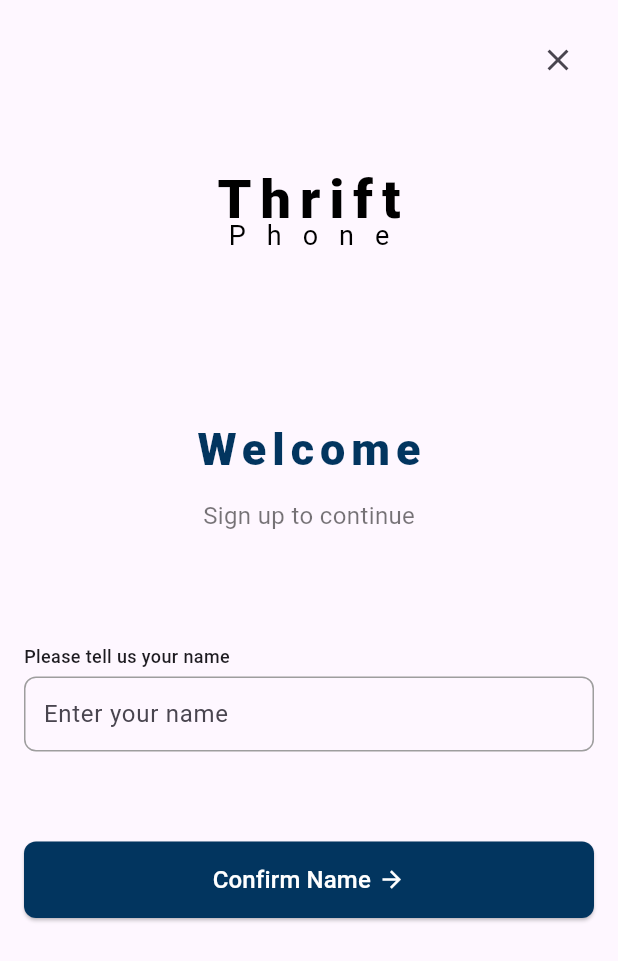
After one commit to preetiGusain/thrift_phone, a Flutter app: the ConfirmNameScreen screen opened by its route, on a phone screen of 412 x 824 dp. The commit adds this screen. Shown: the top 961 px of the screen. Run offline on Flutter 3.47's test engine with Material 3 defaults, Android fonts, the phone set to English and light mode, and no system bars; our stand-ins replace carousel_slider, firebase_auth, firebase_core, smooth_page_indicator; accounts and stored records are empty.

Commit message:
Added a confirm name screen

```diff
--- a/lib/main.dart
+++ b/lib/main.dart
@@ -1,5 +1,6 @@
 import 'package:firebase_core/firebase_core.dart';
 import 'package:flutter/material.dart';
+import 'package:phone_thrift/screens/authentication/confirm_name_screen.dart';
 import 'package:phone_thrift/screens/authentication/login_screen.dart';
 import 'package:phone_thrift/screens/authentication/otp_screen.dart';
 import 'package:phone_thrift/screens/homescreen/home_screen.dart';
@@ -25,6 +26,7 @@ class MyApp extends StatelessWidget {
         '/home': (context) => const HomeScreen(),
         '/login': (context) => const LoginScreen(),
         '/otp': (context) => const OtpScreen(verificationId: '', phoneNumber: '',),
+        '/name': (context) => ConfirmNameScreen(),
       },
     );
   }
--- /dev/null
+++ b/lib/screens/authentication/confirm_name_screen.dart
@@ -0,0 +1,164 @@
+import 'package:flutter/material.dart';
+
+class ConfirmNameScreen extends StatelessWidget {
+  ConfirmNameScreen({super.key});
+
+  final TextEditingController nameController = TextEditingController();
+
+  @override
+  Widget build(BuildContext context) {
+    return Scaffold(
+      body: SafeArea(
+        child: SingleChildScrollView(
+          child: Padding(
+            padding: const EdgeInsets.all(16.0),
+            child: Column(
+              crossAxisAlignment: CrossAxisAlignment.start,
+              children: [
+                // Close button
+                Align(
+                  alignment: Alignment.topRight,
+                  child: IconButton(
+                    icon: const Icon(Icons.close),
+                    onPressed: () {
+                      Navigator.pop(context);
+                    },
+                  ),
+                ),
+
+                const SizedBox(height: 60),
+                // Title
+                const Center(
+                  child: Column(
+                    mainAxisSize: MainAxisSize.min,
+                    children: [
+                      Text(
+                        'Thrift',
+                        style: TextStyle(
+                          fontSize: 36,
+                          fontWeight: FontWeight.w900,
+                          color: Colors.black,
+                          letterSpacing: 6.0,
+                          height: 0.5,
+                        ),
+                      ),
+                      SizedBox(height: 2),
+                      Text(
+                        'Phone',
+                        style: TextStyle(
+                          fontSize: 18,
+                          color: Colors.black,
+                          letterSpacing: 14.0,
+                        ),
+                      ),
+                    ],
+                  ),
+                ),
+
+                const SizedBox(height: 100),
+                const Center(
+                  child: Column(
+                    mainAxisSize: MainAxisSize.min,
+                    children: [
+                      Text(
+                        'Welcome',
+                        style: TextStyle(
+                          fontSize: 30,
+                          fontWeight: FontWeight.w900,
+                          color: Color.fromARGB(255, 2, 53, 95),
+                          letterSpacing: 4.0,
+                          height: 2,
+                        ),
+                      ),
+                      SizedBox(height: 2),
+                      Text(
+                        'Sign up to continue',
+                        style: TextStyle(fontSize: 16, color: Colors.black54),
+                      ),
+                    ],
+                  ),
+                ),
+
+                const SizedBox(height: 80),
+
+                // Name label
+                const Text(
+                  'Please tell us your name',
+                  style: TextStyle(
+                      fontSize: 12, fontWeight: FontWeight.w500, height: 0.5),
+                ),
+
+                const SizedBox(height: 10),
+
+                // Name input
+                Container(
+                  decoration: BoxDecoration(
+                    border: Border.all(color: Colors.grey),
+                    borderRadius: BorderRadius.circular(8),
+                  ),
+                  child: TextField(
+                    controller: nameController,
+                    decoration: const InputDecoration(
+                      hintText: 'Enter your name',
+                      border: InputBorder.none,
+                      contentPadding: EdgeInsets.symmetric(horizontal: 12),
+                    ),
+                  ),
+                ),
+
+                const SizedBox(height: 60),
+
+                // Confirm Name Button
+                SizedBox(
+                  width: double.infinity,
+                  child: ElevatedButton(
+                    onPressed: () {
+                      if (nameController.text.isEmpty) {
+                        ScaffoldMessenger.of(context).showSnackBar(
+                          const SnackBar(
+                            content: Text('Please enter your name.'),
+                          ),
+                        );
+                      } else {
+                        Navigator.pushNamedAndRemoveUntil(
+                          context,
+                          '/home',
+                          (route) => false,
+                        );
+                      }
+                    },
+                    style: ElevatedButton.styleFrom(
+                      backgroundColor: const Color.fromARGB(255, 2, 53, 95),
+                      padding: const EdgeInsets.symmetric(vertical: 14),
+                      shape: RoundedRectangleBorder(
+                        borderRadius: BorderRadius.circular(8),
+                      ),
+                    ),
+                    child: const Row(
+                      mainAxisAlignment: MainAxisAlignment.center,
+                      children: [
+                        Text(
+                          'Confirm Name',
+                          style: TextStyle(
+                            fontSize: 16,
+                            color: Colors.white,
+                          ),
+                        ),
+                        SizedBox(width: 5),
+                        Icon(
+                          Icons.arrow_forward,
+                          color: Colors.white,
+                          size: 18,
+                        ),
+                      ],
+                    ),
+                  ),
+                ),
+              ],
+            ),
+          ),
+        ),
+      ),
+    );
+  }
+}
--- a/lib/screens/authentication/otp_screen.dart
+++ b/lib/screens/authentication/otp_screen.dart
@@ -106,7 +106,7 @@ class _OtpScreenState extends State<OtpScreen> {
       );
 
       // Navigate to home or the next screen
-      Navigator.pushNamedAndRemoveUntil(context, '/home', (route) => false);
+      Navigator.pushNamed(context, '/name');
     } catch (e) {
       ScaffoldMessenger.of(context).showSnackBar(
         SnackBar(content: Text('Error verifying OTP: ${e.toString()}')),
```
